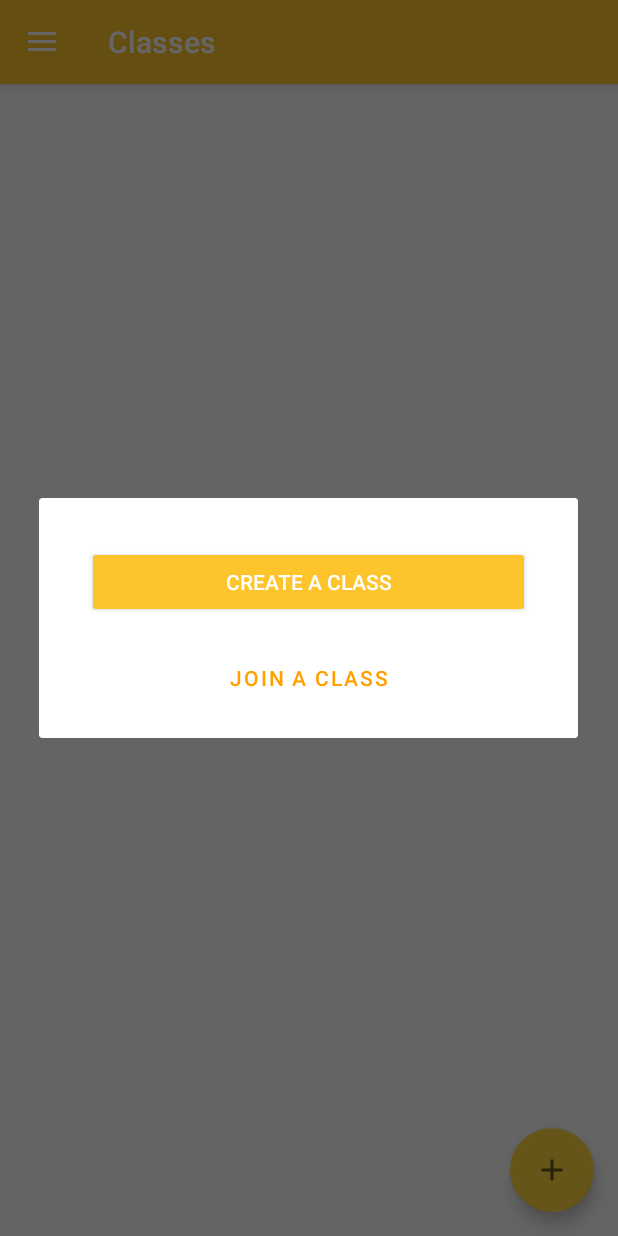
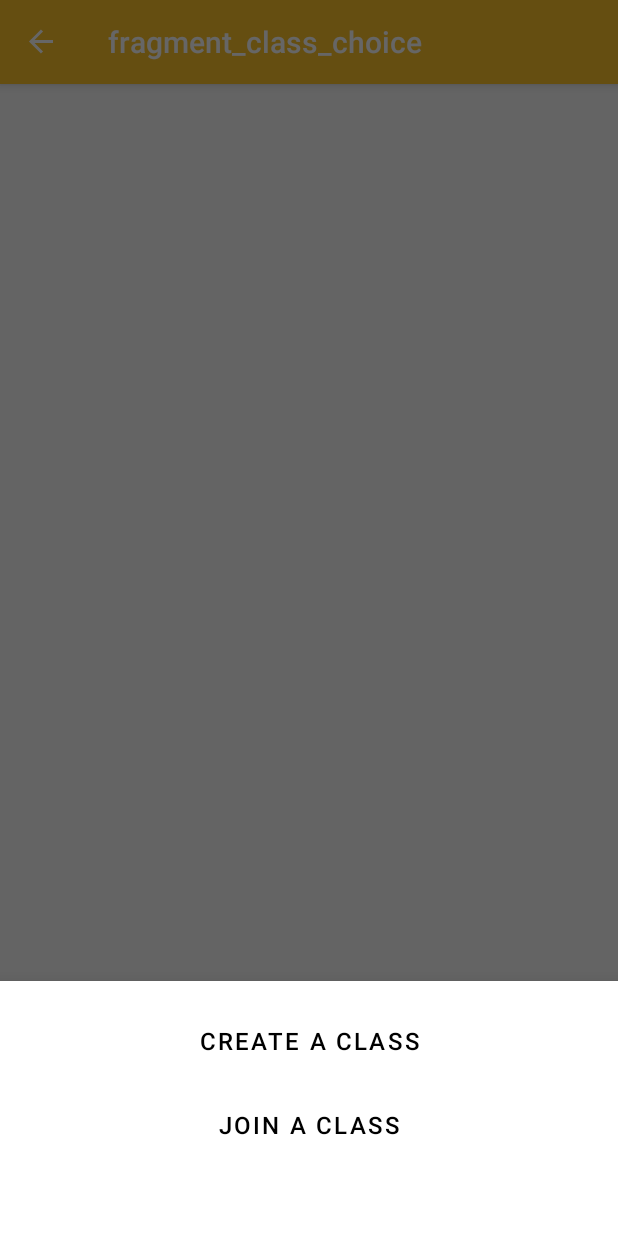
Before and after one commit to GADSEDU/Edu-24, an Android app: the screen it shows after launch once a user with an empty profile is signed in (ClassRoomActivity), after a tap on an icon or button, on a phone screen of 412 x 824 dp. Run offline under Robolectric (Android 15) with nearby library versions, the phone set to English and light mode, and no system bars; our stand-ins replace Firebase (no records; nobody signed in at launch, a user with empty details on screens opened directly), navigation-ui.

Commit message:
add bottom sheet dialog and rearrange

```diff
--- /dev/null
+++ b/app/src/main/java/com/example/edu24/ui/ClassChoiceFragment.java
@@ -0,0 +1,48 @@
+package com.example.edu24.ui;
+
+import android.content.Intent;
+import android.os.Bundle;
+
+import androidx.annotation.NonNull;
+import androidx.annotation.Nullable;
+import androidx.fragment.app.Fragment;
+
+import android.view.LayoutInflater;
+import android.view.View;
+import android.view.ViewGroup;
+import android.widget.Button;
+
+import com.example.edu24.CreateAClassActivity;
+import com.example.edu24.JoinActivity;
+import com.example.edu24.R;
+import com.google.android.material.bottomsheet.BottomSheetDialogFragment;
+
+public class ClassChoiceFragment extends BottomSheetDialogFragment {
+    Button createClass,joinClass;
+    public ClassChoiceFragment() {
+        // Required empty public constructor
+    }
+    @Override
+    public View onCreateView(LayoutInflater inflater, ViewGroup container,
+                             Bundle savedInstanceState) {
+        // Inflate the layout for this fragment
+        return inflater.inflate(R.layout.fragment_class_choice, container, false);
+    }
+
+    @Override
+    public void onViewCreated(@NonNull View view, @Nullable Bundle savedInstanceState) {
+        super.onViewCreated(view, savedInstanceState);
+        createClass = view.findViewById(R.id.create_class);
+        joinClass = view.findViewById(R.id.join_class);
+
+        createClass.setOnClickListener(view1 -> {
+            startActivity(new Intent(getContext(), CreateAClassActivity.class));
+            getDialog().cancel();
+        });
+
+        joinClass.setOnClickListener(view2 -> {
+            startActivity(new Intent(getContext(), JoinActivity.class));
+            getDialog().cancel();
+        });
+    }
+}
--- a/app/src/main/java/com/example/edu24/ui/classes/ClassesFragment.java
+++ b/app/src/main/java/com/example/edu24/ui/classes/ClassesFragment.java
@@ -7,6 +7,7 @@ import android.os.Bundle;
 import androidx.annotation.NonNull;
 import androidx.annotation.Nullable;
 import androidx.fragment.app.Fragment;
+import androidx.navigation.fragment.NavHostFragment;
 import androidx.recyclerview.widget.LinearLayoutManager;
 import androidx.recyclerview.widget.RecyclerView;
 import androidx.swiperefreshlayout.widget.SwipeRefreshLayout;
@@ -27,6 +28,7 @@ import com.example.edu24.model.Classes;
 import com.example.edu24.model.ModelClass;
 import com.example.edu24.R;
 import com.example.edu24.model.User;
+import com.example.edu24.ui.AccountFragment;
 import com.google.android.material.floatingactionbutton.FloatingActionButton;
 import com.google.android.material.snackbar.Snackbar;
 import com.google.firebase.auth.FirebaseAuth;
@@ -103,21 +105,23 @@ public class ClassesFragment extends Fragment {
             },2000);
         });
         fab.setOnClickListener(views -> {
-            dialogBuilder = new AlertDialog.Builder(getContext(),R.style.Theme_MaterialComponents_Light_Dialog_Alert);
-            View layoutView = getLayoutInflater().inflate(R.layout.user_choice, null);
-            create = layoutView.findViewById(R.id.create_button);
-            join = layoutView.findViewById(R.id.join_button);
-            dialogBuilder.setView(layoutView);
-            AlertDialog alertDialog = dialogBuilder.create();
-            create.setOnClickListener(view1 -> {
-                startActivity(new Intent(getContext(), CreateAClassActivity.class));
-                alertDialog.cancel();
-            });
-            join.setOnClickListener(view12 -> {
-                startActivity(new Intent(getContext(), JoinActivity.class));
-                alertDialog.cancel();
-            });
-            alertDialog.show();
+            NavHostFragment.findNavController(ClassesFragment.this)
+                    .navigate(R.id.action_nav_classes_to_classChoiceFragment);
+//            dialogBuilder = new AlertDialog.Builder(getContext(),R.style.Theme_MaterialComponents_Light_Dialog_Alert);
+//            View layoutView = getLayoutInflater().inflate(R.layout.user_choice, null);
+//            create = layoutView.findViewById(R.id.create_button);
+//            join = layoutView.findViewById(R.id.join_button);
+//            dialogBuilder.setView(layoutView);
+//            AlertDialog alertDialog = dialogBuilder.create();
+//            create.setOnClickListener(view1 -> {
+//                startActivity(new Intent(getContext(), CreateAClassActivity.class));
+//                alertDialog.cancel();
+//            });
+//            join.setOnClickListener(view12 -> {
+//                startActivity(new Intent(getContext(), JoinActivity.class));
+//                alertDialog.cancel();
+//            });
+//            alertDialog.show();
     });
     }
 
@@ -128,8 +132,9 @@ public class ClassesFragment extends Fragment {
                 query.addChildEventListener(new ChildEventListener() {
                     @Override
                     public void onChildAdded(@NonNull DataSnapshot snapshot, @Nullable String previousChildName) {
-                        Query query = classRef.child(snapshot.getKey())
-                                .orderByKey();
+                        if (snapshot.getKey() != null){
+                            Query query = classRef.child(snapshot.getKey())
+                                    .orderByKey();
                             query.addListenerForSingleValueEvent(new ValueEventListener() {
                                 @Override
                                 public void onDataChange(@NonNull DataSnapshot snapshot) {
@@ -150,6 +155,7 @@ public class ClassesFragment extends Fragment {
 
                                 }
                             });
+                        }
                     }
 
                     @Override
--- a/app/src/main/java/com/example/edu24/ui/classwork/ClassworkFragment.java
+++ b/app/src/main/java/com/example/edu24/ui/classwork/ClassworkFragment.java
@@ -4,7 +4,6 @@ import android.os.Bundle;
 import android.view.LayoutInflater;
 import android.view.View;
 import android.view.ViewGroup;
-import android.widget.TextView;
 
 import androidx.annotation.NonNull;
 import androidx.annotation.Nullable;
@@ -16,12 +15,12 @@ import com.example.edu24.R;
 
 public class ClassworkFragment extends Fragment {
 
-    private NotificationsViewModel notificationsViewModel;
+    private ClassworkViewModel notificationsViewModel;
 
     public View onCreateView(@NonNull LayoutInflater inflater,
                              ViewGroup container, Bundle savedInstanceState) {
         notificationsViewModel =
-                ViewModelProviders.of(this).get(NotificationsViewModel.class);
+                ViewModelProviders.of(this).get(ClassworkViewModel.class);
         View root = inflater.inflate(R.layout.fragment_classwork, container, false);
 //        final TextView textView = root.findViewById(R.id.text_notifications);
         notificationsViewModel.getText().observe(getViewLifecycleOwner(), new Observer<String>() {
--- a/app/src/main/java/com/example/edu24/ui/classwork/NotificationsViewModel.java
+++ b/app/src/main/java/com/example/edu24/ui/classwork/ClassworkViewModel.java
@@ -4,11 +4,11 @@ import androidx.lifecycle.LiveData;
 import androidx.lifecycle.MutableLiveData;
 import androidx.lifecycle.ViewModel;
 
-public class NotificationsViewModel extends ViewModel {
+public class ClassworkViewModel extends ViewModel {
 
     private MutableLiveData<String> mText;
 
-    public NotificationsViewModel() {
+    public ClassworkViewModel() {
         mText = new MutableLiveData<>();
         mText.setValue("This is notifications fragment");
     }
--- /dev/null
+++ b/app/src/main/res/layout/fragment_class_choice.xml
@@ -0,0 +1,43 @@
+<?xml version="1.0" encoding="utf-8"?>
+<androidx.constraintlayout.widget.ConstraintLayout xmlns:android="http://schemas.android.com/apk/res/android"
+    xmlns:app="http://schemas.android.com/apk/res-auto"
+    xmlns:tools="http://schemas.android.com/tools"
+    android:layout_width="match_parent"
+    android:layout_height="wrap_content"
+    tools:context=".ui.ClassChoiceFragment">
+
+
+    <Button
+        android:id="@+id/create_class"
+        style="@style/Widget.MaterialComponents.Button.OutlinedButton"
+        android:layout_width="match_parent"
+        android:layout_height="wrap_content"
+        android:layout_marginStart="16dp"
+        android:layout_marginTop="16dp"
+        android:layout_marginEnd="16dp"
+        android:gravity="center"
+        android:text="Create A Class"
+        android:textColor="@color/black"
+        android:textSize="16sp"
+        app:layout_constraintEnd_toEndOf="parent"
+        app:layout_constraintStart_toStartOf="parent"
+        app:layout_constraintTop_toTopOf="parent" />
+
+    <Button
+        android:id="@+id/join_class"
+        style="@style/Widget.MaterialComponents.Button.OutlinedButton"
+        android:layout_width="match_parent"
+        android:layout_height="wrap_content"
+        android:layout_marginStart="16dp"
+        android:layout_marginTop="8dp"
+        android:layout_marginEnd="16dp"
+        android:layout_marginBottom="50dp"
+        android:gravity="center"
+        android:text="Join a Class"
+        android:textColor="@color/black"
+        android:textSize="16sp"
+        app:layout_constraintBottom_toBottomOf="parent"
+        app:layout_constraintEnd_toEndOf="parent"
+        app:layout_constraintStart_toStartOf="parent"
+        app:layout_constraintTop_toBottomOf="@+id/create_class" />
+</androidx.constraintlayout.widget.ConstraintLayout>
--- a/app/src/main/res/layout/fragment_profile.xml
+++ b/app/src/main/res/layout/fragment_profile.xml
@@ -4,7 +4,7 @@
     android:layout_width="match_parent"
     android:layout_height="match_parent"
     xmlns:app="http://schemas.android.com/apk/res-auto"
-    tools:context=".ui.ProfileFragment"
+    tools:context=".ui.profile.ProfileFragment"
     android:theme="@style/Theme.MyApp">
 
     <de.hdodenhof.circleimageview.CircleImageView
--- a/app/src/main/res/navigation/classroom_navigation.xml
+++ b/app/src/main/res/navigation/classroom_navigation.xml
@@ -9,10 +9,19 @@
         android:id="@+id/nav_classes"
         android:name="com.example.edu24.ui.classes.ClassesFragment"
         android:label="@string/menu_classes"
-        tools:layout="@layout/fragment_classes" />
+        tools:layout="@layout/fragment_classes" >
+        <action
+            android:id="@+id/action_nav_classes_to_classChoiceFragment"
+            app:destination="@id/classChoiceFragment" />
+    </fragment>
     <fragment
         android:id="@+id/nav_profile"
-        android:name="com.example.edu24.ui.ProfileFragment"
+        android:name="com.example.edu24.ui.profile.ProfileFragment"
         android:label="@string/menu_profile"
         tools:layout="@layout/fragment_profile" />
+    <dialog
+        android:id="@+id/classChoiceFragment"
+        android:name="com.example.edu24.ui.ClassChoiceFragment"
+        android:label="fragment_class_choice"
+        tools:layout="@layout/fragment_class_choice" />
 </navigation>
```
Also changed, not shown: app/src/main/java/com/example/edu24/ui/ClassworkChoiceFragment.java (added, +26 -0 lines), app/src/main/java/com/example/edu24/ui/profile/ProfileFragment.java (renamed from app/src/main/java/com/example/edu24/ui/ProfileFragment.java, +9 -1 lines), app/src/main/java/com/example/edu24/ui/profile/ProfileViewModel.java (added, +17 -0 lines), app/src/main/res/layout/bottom_dialog.xml (deleted, +0 -46 lines), app/src/main/res/layout/fragment_classwork_choice.xml (added, +9 -0 lines), app/src/main/res/navigation/mobile_navigation.xml (+10 -1 lines).
